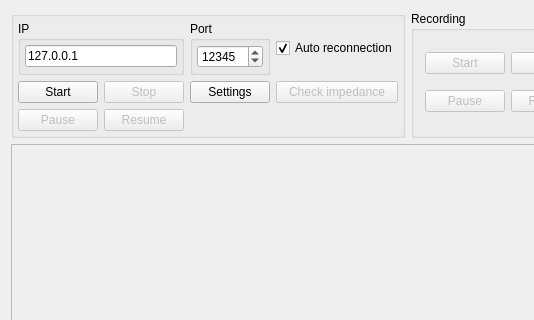
The window that forms/mainwindow.ui (GarantEEG/GarantEEG_Viewer) describes before a commit, drawn with Qt 5; both pictures show x 0 to 534 and y 0 to 320 of the 1117 by 661 pixel window.
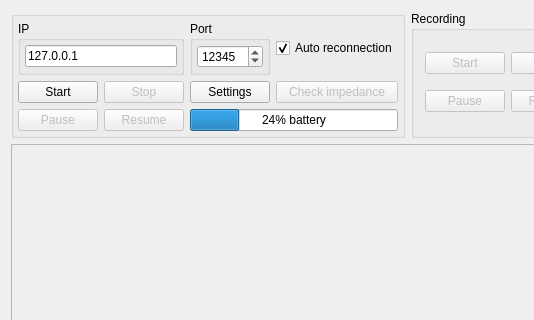
The same window after the commit. Custom widgets are drawn as their Qt base class.

Patch:
```diff
--- a/forms/mainwindow.ui
+++ b/forms/mainwindow.ui
@@ -252,6 +252,16 @@
          </property>
         </widget>
        </item>
+       <item row="2" column="2" colspan="2">
+        <widget class="QProgressBar" name="pb_Battery">
+         <property name="value">
+          <number>24</number>
+         </property>
+         <property name="format">
+          <string>%p% battery</string>
+         </property>
+        </widget>
+       </item>
       </layout>
      </widget>
     </item>
```
Left out of the diff: 2 changed lines with no effect on the pictures.
